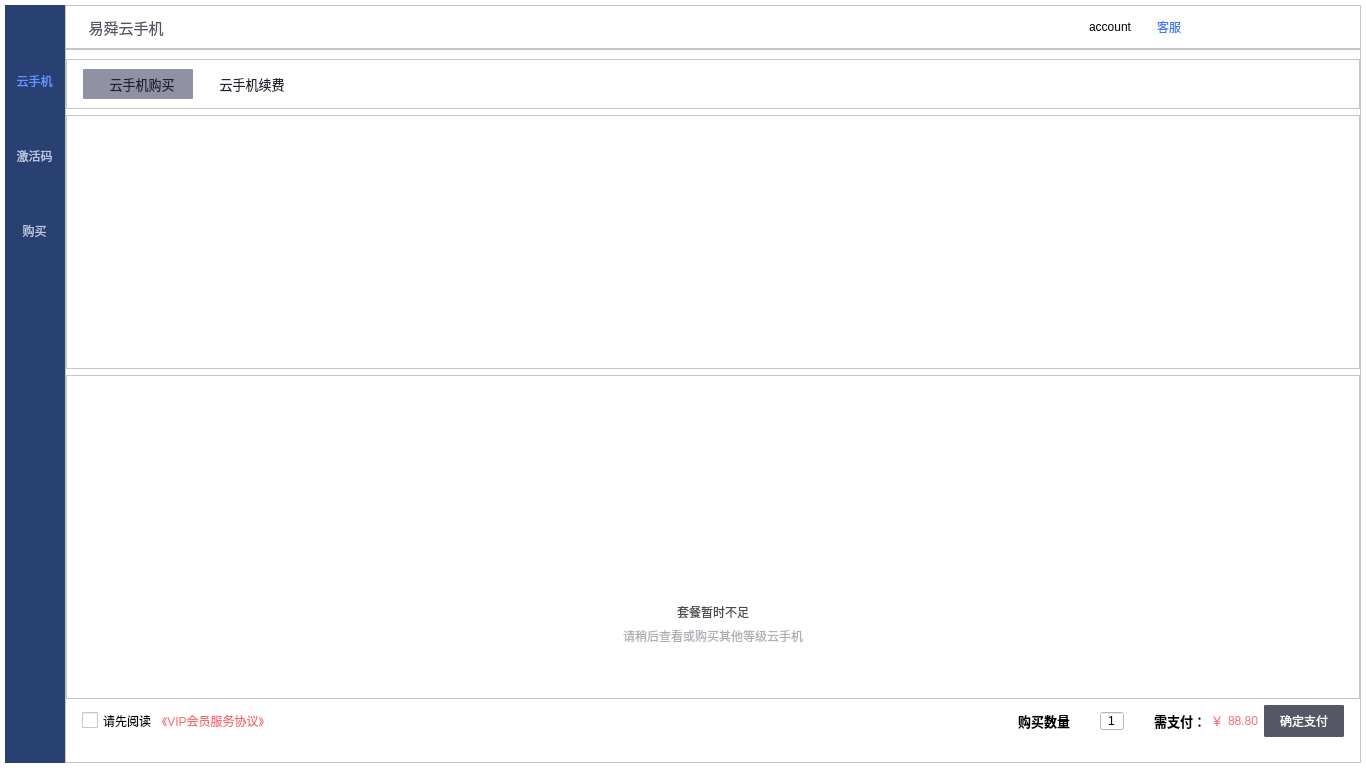
ZhouMei20220810/TEST, file mainwindow.ui: the form before one commit.
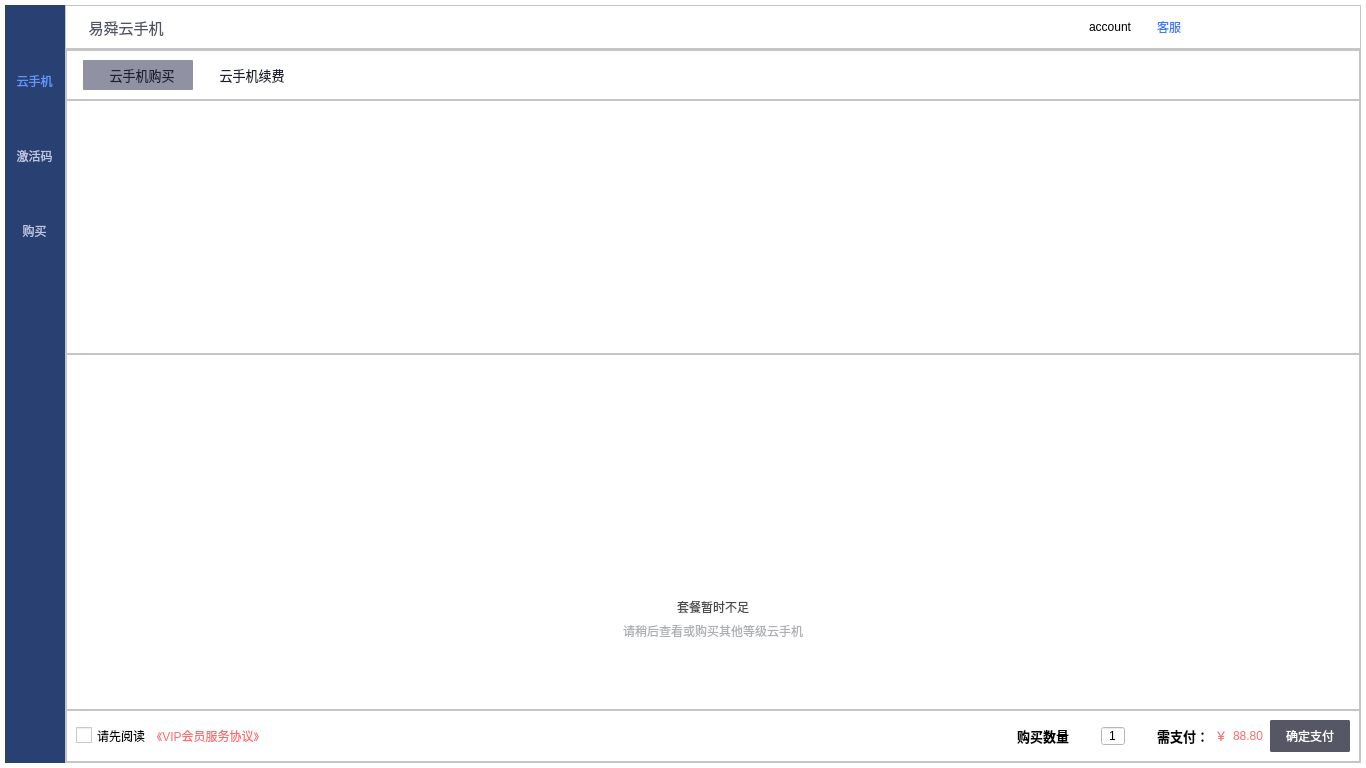
The form after the commit. The open tabs and pages were chosen to show the change. Icons and pictures are not drawn. Custom widgets are drawn as their Qt base class.

What changed in the file:
```diff
--- a/mainwindow.ui
+++ b/mainwindow.ui
@@ -3271,12 +3271,21 @@
            </widget>
            <widget class="QWidget" name="pageBuy">
             <layout class="QVBoxLayout" name="verticalLayout_11">
+             <property name="spacing">
+              <number>0</number>
+             </property>
              <property name="leftMargin">
               <number>0</number>
              </property>
+             <property name="topMargin">
+              <number>0</number>
+             </property>
              <property name="rightMargin">
               <number>0</number>
              </property>
+             <property name="bottomMargin">
+              <number>0</number>
+             </property>
              <item>
               <widget class="QFrame" name="frame_12">
                <property name="styleSheet">
@@ -3454,8 +3463,8 @@
                     <rect>
                      <x>0</x>
                      <y>0</y>
-                     <width>100</width>
-                     <height>30</height>
+                     <width>1272</width>
+                     <height>234</height>
                     </rect>
                    </property>
                   </widget>
@@ -4045,22 +4054,20 @@
               </widget>
              </item>
              <item>
-              <layout class="QHBoxLayout" name="horizontalLayout_14">
-               <property name="spacing">
-                <number>5</number>
+              <widget class="QMouseFrame" name="frame_23">
+               <property name="minimumSize">
+                <size>
+                 <width>0</width>
+                 <height>0</height>
+                </size>
                </property>
-               <property name="leftMargin">
-                <number>16</number>
+               <property name="frameShape">
+                <enum>QFrame::StyledPanel</enum>
                </property>
-               <property name="topMargin">
-                <number>0</number>
+               <property name="frameShadow">
+                <enum>QFrame::Raised</enum>
                </property>
-               <property name="rightMargin">
-                <number>16</number>
-               </property>
-               <property name="bottomMargin">
-                <number>16</number>
-               </property>
+               <layout class="QHBoxLayout" name="horizontalLayout_7">
                <item>
                 <widget class="QCheckBox" name="checkBox">
                  <property name="cursor">
@@ -4126,13 +4133,13 @@
                 </widget>
                </item>
                <item>
-                <spacer name="horizontalSpacer_13">
+                 <spacer name="horizontalSpacer_5">
                  <property name="orientation">
                   <enum>Qt::Horizontal</enum>
                  </property>
                  <property name="sizeHint" stdset="0">
                   <size>
-                   <width>40</width>
+                    <width>726</width>
                    <height>20</height>
                   </size>
                  </property>
@@ -4327,6 +4334,7 @@
                 </widget>
                </item>
               </layout>
+              </widget>
              </item>
             </layout>
            </widget>
@@ -4776,6 +4784,30 @@
    </layout>
   </widget>
  </widget>
+ <customwidgets>
+  <customwidget>
+   <class>QMouseListWidget</class>
+   <extends>QListWidget</extends>
+   <header location="global">qmouselistwidget.h</header>
+  </customwidget>
+  <customwidget>
+   <class>QMouseTreeWidget</class>
+   <extends>QTreeWidget</extends>
+   <header location="global">qmousetreewidget.h</header>
+  </customwidget>
+  <customwidget>
+   <class>QMouseFrame</class>
+   <extends>QFrame</extends>
+   <header location="global">qmouseframe.h</header>
+   <container>1</container>
+  </customwidget>
+  <customwidget>
+   <class>QMouseWidget</class>
+   <extends>QWidget</extends>
+   <header location="global">qmousewidget.h</header>
+   <container>1</container>
+  </customwidget>
+ </customwidgets>
  <resources>
   <include location="res.qrc"/>
  </resources>
```
Left out of the diff: 129 changed lines with no effect on the pictures. Lines whose indentation alone changed are shown as unchanged.
